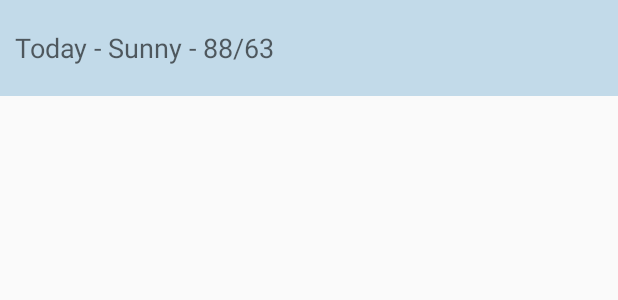
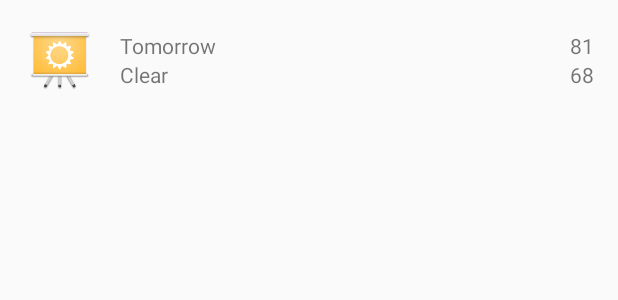
Before and after one commit to eriDam/udacity_Sunshine, an Android app: the layout list_item_forecast.xml on its own in the app's theme, with its tools: preview values and no code run, on a phone screen of 412 x 824 dp. Shown: the top 300 px of the screen. Run offline under Robolectric (Android 15) with nearby library versions, the phone set to English and light mode, and no system bars.

Commit message:
5.01 Buidl ListItem with icon

```diff
--- a/app/src/main/java/com/example/android/sunshine/app/ForecastAdapter.java
+++ b/app/src/main/java/com/example/android/sunshine/app/ForecastAdapter.java
@@ -6,7 +6,6 @@ import android.support.v4.widget.CursorAdapter;
 import android.view.LayoutInflater;
 import android.view.View;
 import android.view.ViewGroup;
-import android.widget.TextView;
 
 
 
@@ -30,19 +29,11 @@ public class ForecastAdapter extends CursorAdapter {
     }
 
     /*
-        This is ported from FetchWeatherTask --- but now we go straight from the cursor to the
-        string.
-     */
+         This is ported from FetchWeatherTask --- but now we go straight from the cursor to the
+         string.
+      */
     private String convertCursorRowToUXFormat(Cursor cursor) {
-//        // get row indices for our cursor
-//        int idx_max_temp = cursor.getColumnIndex(WeatherContract.WeatherEntry.COLUMN_MAX_TEMP);
-//        int idx_min_temp = cursor.getColumnIndex(WeatherContract.WeatherEntry.COLUMN_MIN_TEMP);
-//        int idx_date = cursor.getColumnIndex(WeatherContract.WeatherEntry.COLUMN_DATE);
-//        int idx_short_desc = cursor.getColumnIndex(WeatherContract.WeatherEntry.COLUMN_SHORT_DESC);
-
         String highAndLow = formatHighLows(
-//                cursor.getDouble(idx_max_temp),
-//                cursor.getDouble(idx_min_temp));
                 cursor.getDouble(ForecastFragment.COL_WEATHER_MAX_TEMP),
                 cursor.getDouble(ForecastFragment.COL_WEATHER_MIN_TEMP));
 
@@ -50,7 +41,6 @@ public class ForecastAdapter extends CursorAdapter {
                 " - " + cursor.getString(ForecastFragment.COL_WEATHER_DESC) +
                 " - " + highAndLow;
     }
-
     /*
         Remember that these views are reused as needed.
      */
@@ -69,7 +59,7 @@ public class ForecastAdapter extends CursorAdapter {
         // our view is pretty simple here --- just a text view
         // we'll keep the UI functional with a simple (and slow!) binding.
 
-        TextView tv = (TextView)view;
-        tv.setText(convertCursorRowToUXFormat(cursor));
+        //TextView tv = (TextView)view;
+        //tv.setText(convertCursorRowToUXFormat(cursor));
     }
 }
--- a/app/src/main/java/com/example/android/sunshine/app/MainActivity.java
+++ b/app/src/main/java/com/example/android/sunshine/app/MainActivity.java
@@ -41,14 +41,6 @@ public class MainActivity extends AppCompatActivity {
                         .setAction("Action", null).show();
             }
         });
-        //The Log is the tool to control or to debug our app
-        //They are nothing more than reading what is happening in our application.
-        //Log incorporate the end of each method activity android
-        Log.i(LOG_TAG, "on create");
-        Log.d(LOG_TAG, "Debug");
-        Log.e(LOG_TAG, "Error");
-        Log.v(LOG_TAG, "Mensaje de Registro - Verbose Log");
-        Log.w(LOG_TAG, "Mensaje de Advertencia - Warn");
 
     }
     @Override
--- a/app/src/main/res/layout/list_item_forecast.xml
+++ b/app/src/main/res/layout/list_item_forecast.xml
@@ -1,13 +1,57 @@
 <?xml version="1.0" encoding="utf-8"?>
 
-<TextView xmlns:android="http://schemas.android.com/apk/res/android"
+<!-- Layout for weather forecast list item for future day (not today) -->
+<LinearLayout xmlns:android="http://schemas.android.com/apk/res/android"
     android:layout_width="match_parent"
     android:layout_height="wrap_content"
-    android:textAppearance="?android:attr/textAppearanceMedium"
-    android:text="Today - Sunny - 88/63"
-    android:id="@+id/list_item_forecast_textview"
     android:gravity="center_vertical"
-    android:background="#c2dae9"
-    android:padding="10dp"
-    android:nestedScrollingEnabled="false"
-    android:minHeight="?android:attr/listPreferredItemHeight" />
+    android:minHeight="?android:attr/listPreferredItemHeight"
+    android:orientation="horizontal"
+    android:padding="16dp">
+
+    <ImageView
+        android:id="@+id/list_item_icon"
+        android:layout_width="wrap_content"
+        android:layout_height="wrap_content"
+        android:src="@mipmap/ic_launcher"/>
+
+    <LinearLayout
+        android:layout_height="wrap_content"
+        android:layout_width="0dp"
+        android:layout_weight="1"
+        android:orientation="vertical"
+        android:paddingLeft="16dp">
+
+        <TextView
+            android:id="@+id/list_item_date_textview"
+            android:layout_width="wrap_content"
+            android:layout_height="wrap_content"
+            android:text="Tomorrow"/>
+
+        <TextView
+            android:id="@+id/list_item_forecast_textview"
+            android:layout_width="wrap_content"
+            android:layout_height="wrap_content"
+            android:text="Clear"/>
+
+    </LinearLayout>
+
+    <LinearLayout
+        android:layout_width="wrap_content"
+        android:layout_height="wrap_content"
+        android:orientation="vertical">
+
+        <TextView
+            android:id="@+id/list_item_high_textview"
+            android:layout_width="wrap_content"
+            android:layout_height="wrap_content"
+            android:text="81"/>
+
+        <TextView
+            android:id="@+id/list_item_low_textview"
+            android:layout_width="wrap_content"
+            android:layout_height="wrap_content"
+            android:text="68"/>
+    </LinearLayout>
+
+</LinearLayout>
```
Also changed, not shown: app/src/main/AndroidManifest.xml (+12 -1 lines), 22 other files.
